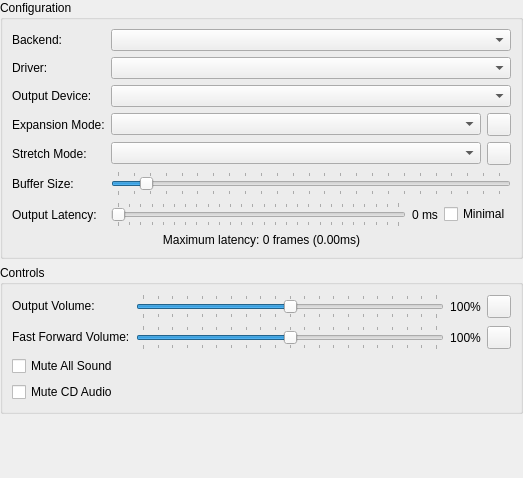
Before: the Qt Designer form src/duckstation-qt/audiosettingswidget.ui in kofxi3584karlayang/duckstation, drawn with Qt 5.
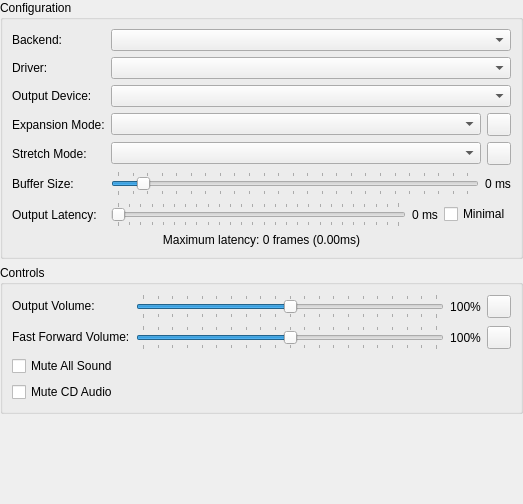
After: the same form once the commit is applied. Icons and pictures are not drawn.

Commit message: Qt: Add label next to audio buffer size

```diff
--- a/src/duckstation-qt/audiosettingswidget.ui
+++ b/src/duckstation-qt/audiosettingswidget.ui
@@ -7,7 +7,7 @@
     <x>0</x>
     <y>0</y>
     <width>523</width>
-    <height>478</height>
+    <height>504</height>
    </rect>
   </property>
   <layout class="QVBoxLayout" name="verticalLayout">
@@ -124,34 +124,6 @@
         </property>
        </widget>
       </item>
-      <item row="5" column="1">
-       <widget class="QSlider" name="bufferMS">
-        <property name="minimum">
-         <number>15</number>
-        </property>
-        <property name="maximum">
-         <number>500</number>
-        </property>
-        <property name="singleStep">
-         <number>1</number>
-        </property>
-        <property name="pageStep">
-         <number>5</number>
-        </property>
-        <property name="value">
-         <number>50</number>
-        </property>
-        <property name="orientation">
-         <enum>Qt::Orientation::Horizontal</enum>
-        </property>
-        <property name="tickPosition">
-         <enum>QSlider::TickPosition::TicksBothSides</enum>
-        </property>
-        <property name="tickInterval">
-         <number>20</number>
-        </property>
-       </widget>
-      </item>
       <item row="6" column="0">
        <widget class="QLabel" name="label_5">
         <property name="text">
@@ -193,6 +165,45 @@
         </item>
        </layout>
       </item>
+      <item row="5" column="1">
+       <layout class="QHBoxLayout" name="horizontalLayout_4" stretch="1,0">
+        <item>
+         <widget class="QSlider" name="bufferMS">
+          <property name="minimum">
+           <number>15</number>
+          </property>
+          <property name="maximum">
+           <number>500</number>
+          </property>
+          <property name="singleStep">
+           <number>1</number>
+          </property>
+          <property name="pageStep">
+           <number>5</number>
+          </property>
+          <property name="value">
+           <number>50</number>
+          </property>
+          <property name="orientation">
+           <enum>Qt::Horizontal</enum>
+          </property>
+          <property name="tickPosition">
+           <enum>QSlider::TickPosition::TicksBothSides</enum>
+          </property>
+          <property name="tickInterval">
+           <number>20</number>
+          </property>
+         </widget>
+        </item>
+        <item>
+         <widget class="QLabel" name="bufferMSLabel">
+          <property name="text">
+           <string>0 ms</string>
+          </property>
+         </widget>
+        </item>
+       </layout>
+      </item>
      </layout>
     </widget>
    </item>
```
The commit also changes 1 other file.
